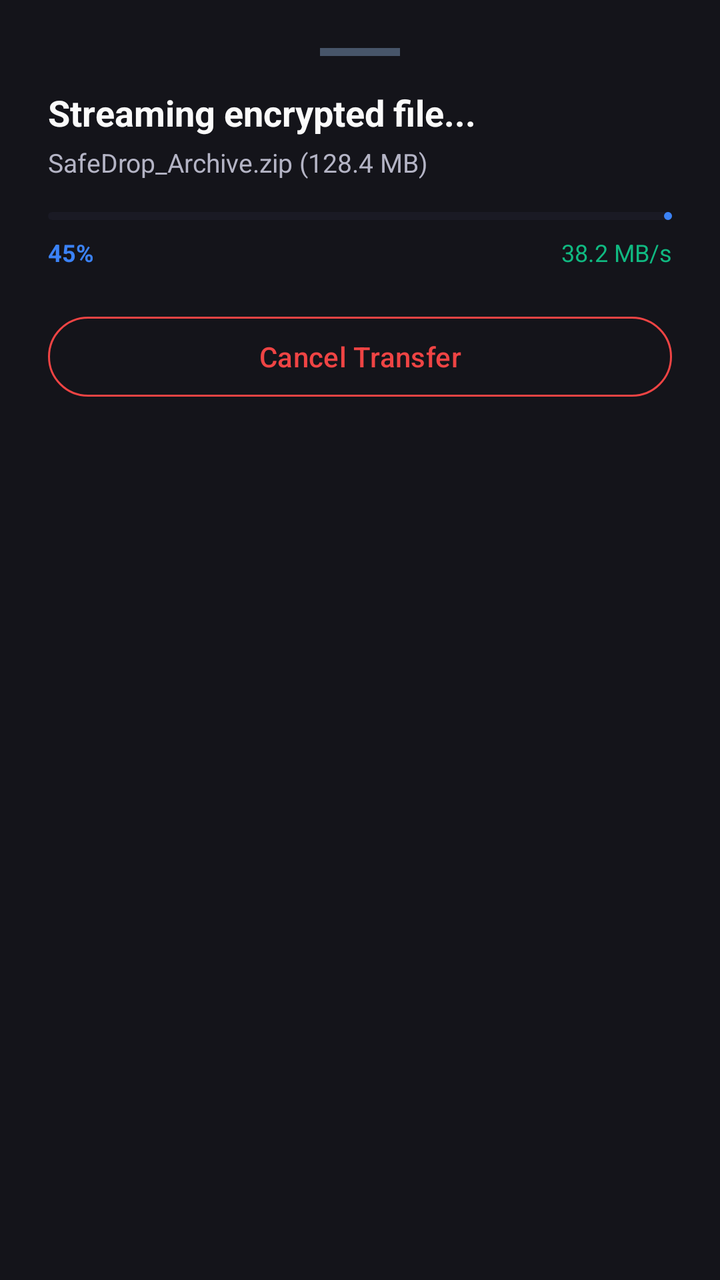
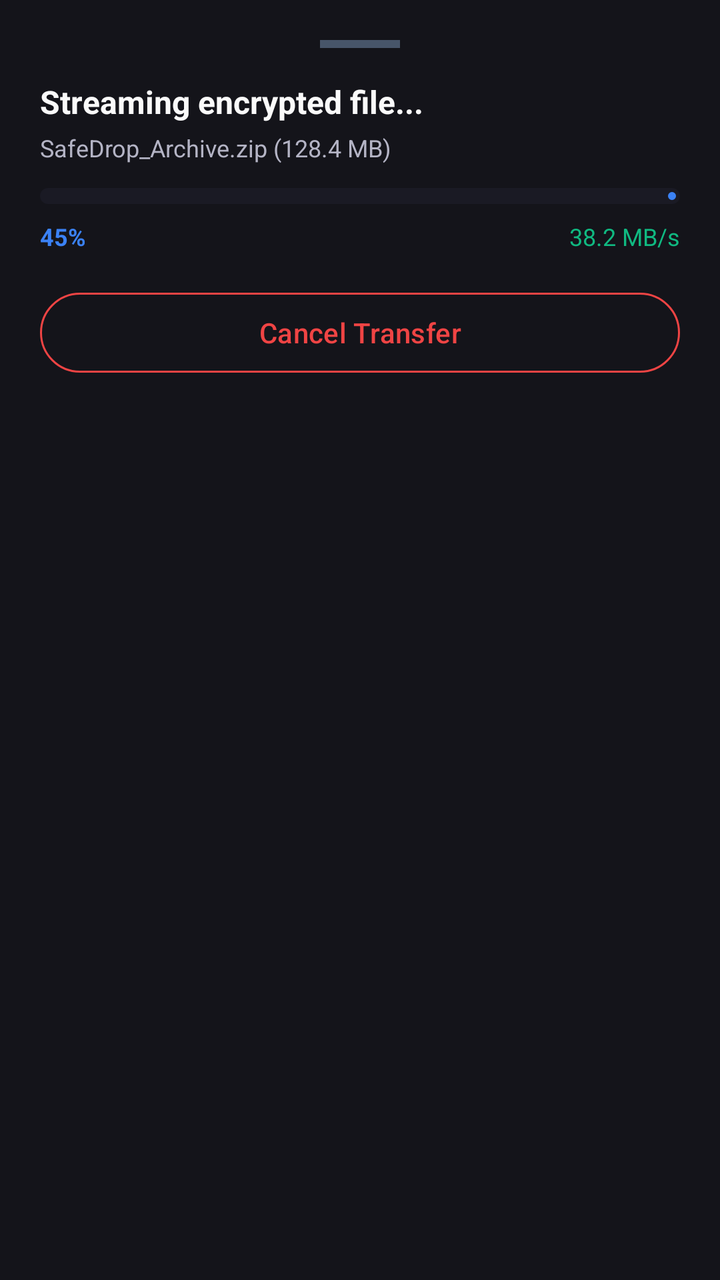

Before-and-after screenshots of an Android layout around one commit, followed by the original layout XML and the change that was made.
<!-- AndroidManifest.xml: application theme Theme.SafeDrop -->
<!-- res/layout/dialog_transfer_sheet.xml -->
<?xml version="1.0" encoding="utf-8"?>
<LinearLayout xmlns:android="http://schemas.android.com/apk/res/android"
    xmlns:app="http://schemas.android.com/apk/res-auto"
    android:layout_width="match_parent"
    android:layout_height="wrap_content"
    android:background="@color/surface_dark"
    android:orientation="vertical"
    android:padding="24dp">

    
    <View
        android:layout_width="40dp"
        android:layout_height="4dp"
        android:layout_gravity="center_horizontal"
        android:layout_marginBottom="16dp"
        android:background="#475569" />

    <TextView
        android:id="@+id/tvTransferTitle"
        android:layout_width="wrap_content"
        android:layout_height="wrap_content"
        android:text="@string/transferring"
        android:textColor="@color/text_primary_dark"
        android:textSize="18sp"
        android:textStyle="bold" />

    <TextView
        android:id="@+id/tvTransferFileName"
        android:layout_width="wrap_content"
        android:layout_height="wrap_content"
        android:layout_marginTop="4dp"
        android:text="SafeDrop_Archive.zip (128.4 MB)"
        android:textColor="@color/text_secondary_dark"
        android:textSize="13sp" />

    
    <com.google.android.material.progressindicator.LinearProgressIndicator
        android:id="@+id/progressBar"
        android:layout_width="match_parent"
        android:layout_height="8dp"
        android:layout_marginTop="16dp"
        android:indeterminate="false"
        android:max="100"
        android:progress="45"
        app:indicatorColor="@color/primary"
        app:trackColor="@color/surface_variant_dark"
        app:trackCornerRadius="4dp" />

    <LinearLayout
        android:layout_width="match_parent"
        android:layout_height="wrap_content"
        android:layout_marginTop="8dp"
        android:orientation="horizontal">

        <TextView
            android:id="@+id/tvTransferPercent"
            android:layout_width="0dp"
            android:layout_height="wrap_content"
            android:layout_weight="1"
            android:text="45%"
            android:textColor="@color/primary"
            android:textSize="12sp"
            android:textStyle="bold" />

        <TextView
            android:id="@+id/tvTransferSpeed"
            android:layout_width="wrap_content"
            android:layout_height="wrap_content"
            android:text="38.2 MB/s"
            android:textColor="@color/success"
            android:textSize="12sp" />

    </LinearLayout>

    <com.google.android.material.button.MaterialButton
        android:id="@+id/btnCancelTransfer"
        style="@style/Widget.Material3.Button.OutlinedButton"
        android:layout_width="match_parent"
        android:layout_height="wrap_content"
        android:layout_marginTop="20dp"
        android:text="@string/cancel_transfer"
        android:textColor="@color/error"
        app:strokeColor="@color/error" />

</LinearLayout>
<!-- resources referenced by this layout -->
<resources>
  <color name="error">#EF4444</color>
  <color name="primary">#3B82F6</color>
  <color name="success">#10B981</color>
  <color name="surface_dark">#14141A</color>
  <color name="surface_variant_dark">#1A1A24</color>
  <color name="text_primary_dark">#FAFAFA</color>
  <color name="text_secondary_dark">#B4B4C5</color>
  <string name="cancel_transfer">Cancel Transfer</string>
  <string name="transferring">Streaming encrypted file...</string>
  <style name="Theme.SafeDrop" parent="Theme.Material3.Dark.NoActionBar">
          <item name="colorPrimary">@color/primary</item>
          <item name="colorOnPrimary">@color/on_primary</item>
          <item name="colorSecondary">@color/secondary</item>
          <item name="colorOnSecondary">@color/on_secondary</item>
          <item name="android:windowBackground">@color/background_dark</item>
          <item name="android:statusBarColor">@color/background_dark</item>
          <item name="android:navigationBarColor">@color/surface_dark</item>
      </style>
  <color name="on_primary">#FFFFFF</color>
  <color name="secondary">#06B6D4</color>
  <color name="on_secondary">#FFFFFF</color>
  <color name="background_dark">#0A0A0D</color>
</resources>

<!-- the commit's change to res/layout/dialog_transfer_sheet.xml (unified diff, before → after) -->
@@ -5,7 +5,7 @@
     android:layout_height="wrap_content"
     android:background="@color/surface_dark"
     android:orientation="vertical"
-    android:padding="24dp">
+    android:padding="@dimen/spacing_xxlarge">
 
     
     <View
@@ -21,30 +21,31 @@
         android:layout_height="wrap_content"
         android:text="@string/transferring"
         android:textColor="@color/text_primary_dark"
-        android:textSize="18sp"
+        android:textSize="@dimen/text_size_headline"
         android:textStyle="bold" />
 
     <TextView
         android:id="@+id/tvTransferFileName"
         android:layout_width="wrap_content"
         android:layout_height="wrap_content"
-        android:layout_marginTop="4dp"
+        android:layout_marginTop="@dimen/spacing_xxsmall"
         android:text="SafeDrop_Archive.zip (128.4 MB)"
         android:textColor="@color/text_secondary_dark"
-        android:textSize="13sp" />
+        android:textSize="@dimen/text_size_body_small" />
 
     
     <com.google.android.material.progressindicator.LinearProgressIndicator
         android:id="@+id/progressBar"
         android:layout_width="match_parent"
-        android:layout_height="8dp"
-        android:layout_marginTop="16dp"
+        android:layout_height="@dimen/progress_bar_height"
+        android:layout_marginTop="@dimen/spacing_large"
         android:indeterminate="false"
         android:max="100"
         android:progress="45"
         app:indicatorColor="@color/primary"
         app:trackColor="@color/surface_variant_dark"
-        app:trackCornerRadius="4dp" />
+        app:trackCornerRadius="@dimen/progress_bar_corner_radius"
+        app:trackThickness="@dimen/progress_bar_height" />
 
     <LinearLayout
         android:layout_width="match_parent"
@@ -76,8 +77,8 @@
         android:id="@+id/btnCancelTransfer"
         style="@style/Widget.Material3.Button.OutlinedButton"
         android:layout_width="match_parent"
-        android:layout_height="wrap_content"
-        android:layout_marginTop="20dp"
+        android:layout_height="@dimen/button_height_standard"
+        android:layout_marginTop="@dimen/spacing_xlarge"
         android:text="@string/cancel_transfer"
         android:textColor="@color/error"
         app:strokeColor="@color/error" />
<!-- resource entries referenced after the edit -->
@@ -7,6 +7,15 @@
   <color name="surface_variant_dark">#1A1A24</color>
   <color name="text_primary_dark">#FAFAFA</color>
   <color name="text_secondary_dark">#B4B4C5</color>
+  <dimen name="button_height_standard">48dp</dimen>
+  <dimen name="progress_bar_corner_radius">4dp</dimen>
+  <dimen name="progress_bar_height">8dp</dimen>
+  <dimen name="spacing_large">16dp</dimen>
+  <dimen name="spacing_xlarge">20dp</dimen>
+  <dimen name="spacing_xxlarge">24dp</dimen>
+  <dimen name="spacing_xxsmall">4dp</dimen>
+  <dimen name="text_size_body_small">13sp</dimen>
+  <dimen name="text_size_headline">18sp</dimen>
   <string name="cancel_transfer">Cancel Transfer</string>
   <string name="transferring">Streaming encrypted file...</string>
   <style name="Theme.SafeDrop" parent="Theme.Material3.Dark.NoActionBar">
